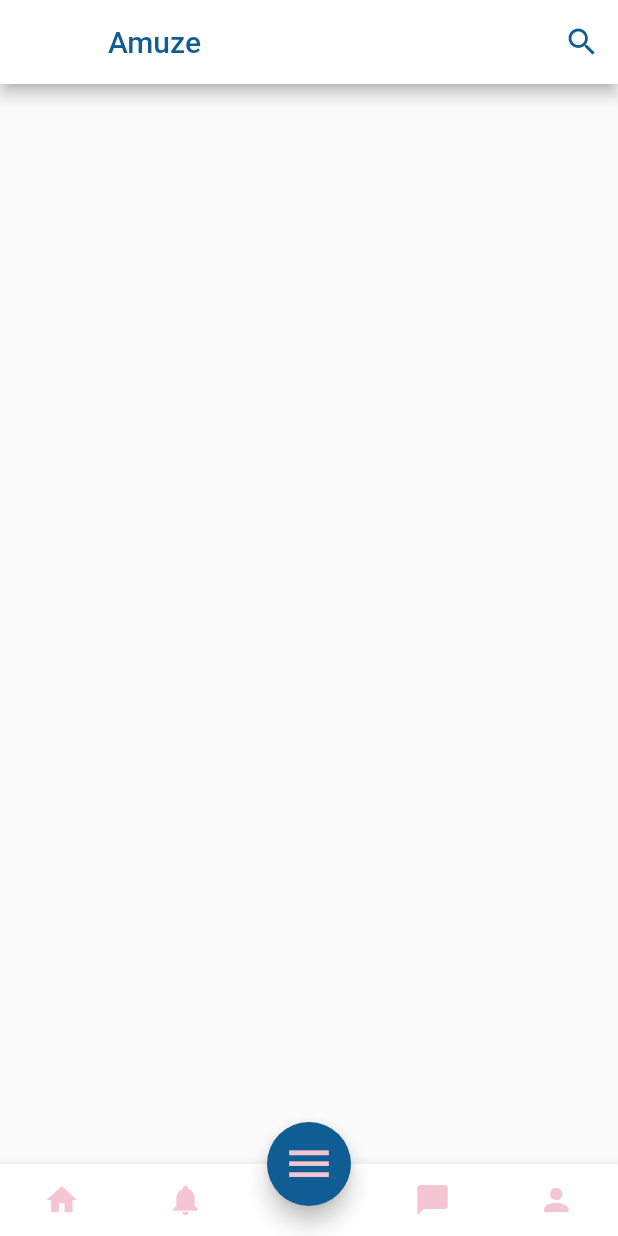
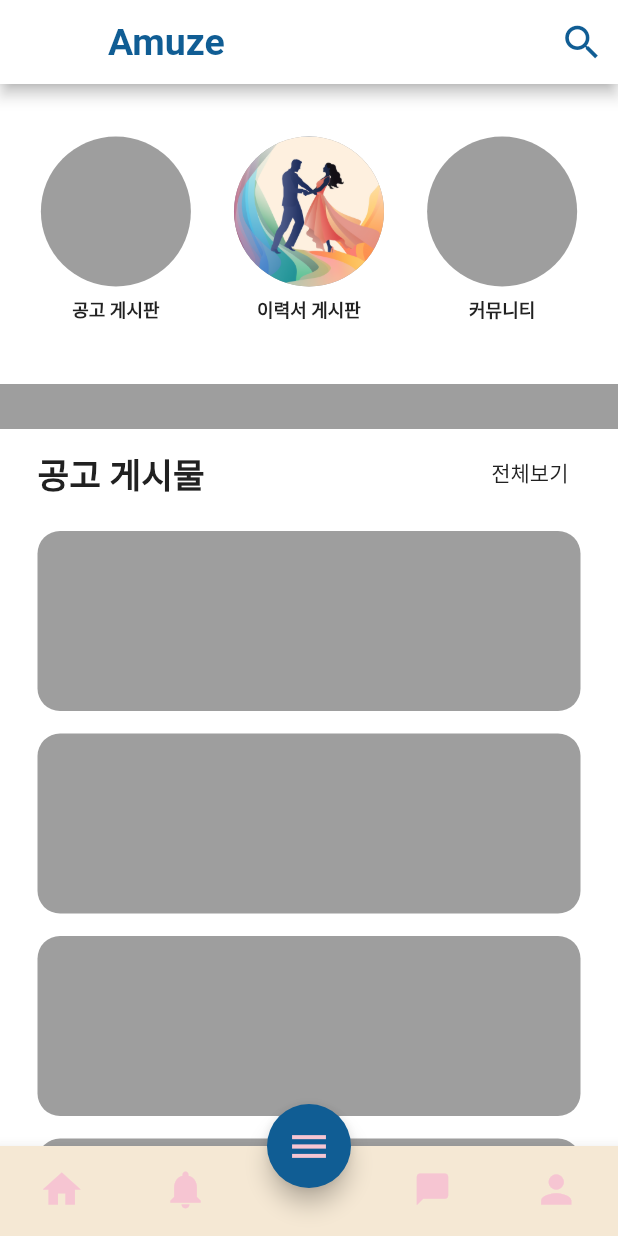
Before and after one commit to JeonHongShik/Amuze_Front, a Flutter app: the HomePage screen opened directly, on a phone screen of 412 x 824 dp. Run offline on Flutter 3.47's test engine with Material 2 defaults, Android fonts, the phone set to English and light mode, and no system bars; our stand-ins replace firebase_core, flutter_secure_storage, flutter_spinkit; missing offline and left inert: kakao_flutter_sdk; accounts and stored records are empty.

```diff
--- a/lib/gathercolors.dart
+++ b/lib/gathercolors.dart
@@ -18,6 +18,8 @@ class PrimaryColors {
 class SecondaryColors {
   //기본
   static const Color basic = Color(0xFFF6C5D2);
+  //테스트
+  static const Color test = Color(0xFFF6C5D2);
   //선택 시
   static const Color hover = Color(0xFFF7CAD6);
   //눌렀을 때
--- a/lib/homepage.dart
+++ b/lib/homepage.dart
@@ -1,78 +1,95 @@
 import 'package:amuze/gathercolors.dart';
+import 'package:amuze/pagelayout/chatbody.dart';
+import 'package:amuze/pagelayout/dummypage.dart';
+import 'package:amuze/pagelayout/homebody.dart';
+import 'package:amuze/pagelayout/mypage.dart';
+import 'package:amuze/pagelayout/notifybody.dart';
 import 'package:flutter/material.dart';
+import 'package:provider/provider.dart';
+
+class BottomNavigationProvider extends ChangeNotifier {
+  int _currentPage = 0;
+  int get currentPage => _currentPage;
+
+  setCurrentPage(int index) {
+    _currentPage = index;
+    notifyListeners();
+  }
+}
 
 class HomePage extends StatelessWidget {
-  const HomePage({super.key});
+  HomePage({super.key});
+  late BottomNavigationProvider _bottomNavigationProvider;
 
   @override
   Widget build(BuildContext context) {
+    _bottomNavigationProvider = Provider.of<BottomNavigationProvider>(context);
+
     return Scaffold(
       appBar: AppBar(
         backgroundColor: Colors.white,
         title: const Text(
           'Amuze',
-          style: TextStyle(color: PrimaryColors.basic),
+          style: TextStyle(
+              color: PrimaryColors.basic,
+              fontWeight: FontWeight.bold,
+              fontSize: 25),
         ),
         actions: [
           IconButton(
-              onPressed: () => {},
+              onPressed: () => Navigator.push(
+                  context,
+                  MaterialPageRoute(
+                    builder: (context) => const DummyPage(),
+                  )),
               icon: const Icon(
                 Icons.search,
+                size: 30,
                 color: PrimaryColors.basic,
               ))
         ],
       ),
-      body: const Center(),
-      bottomNavigationBar: BottomAppBar(
-        child: Row(
-          mainAxisAlignment: MainAxisAlignment.center,
-          children: <Widget>[
-            Expanded(
-              child: IconButton(
-                icon: const Icon(
-                  Icons.home,
-                  color: SecondaryColors.basic,
-                ),
-                onPressed: () => {},
-              ),
-            ),
-            Expanded(
-              child: IconButton(
-                icon: const Icon(
-                  Icons.notifications,
-                  color: SecondaryColors.basic,
-                ),
-                onPressed: () => {},
-              ),
-            ),
-            const Expanded(child: Text('')),
-            Expanded(
-              child: IconButton(
-                icon: const Icon(
-                  Icons.chat_bubble,
-                  color: SecondaryColors.basic,
-                ),
-                onPressed: () => {},
-              ),
-            ),
-            Expanded(
-              child: IconButton(
-                icon: const Icon(
-                  Icons.person,
-                  color: SecondaryColors.basic,
-                ),
-                onPressed: () => {},
-              ),
-            ),
-          ],
-        ),
+      body: const [
+        HomeBody(),
+        NotifyBody(),
+        SizedBox(), //가운데 비게 하기 위함.
+        ChatBody(),
+        MyPage(),
+      ].elementAt(_bottomNavigationProvider.currentPage),
+      bottomNavigationBar: BottomNavigationBar(
+        showSelectedLabels: false,
+        selectedItemColor: SecondaryColors.test,
+        showUnselectedLabels: false,
+        unselectedItemColor: SecondaryColors.test,
+        type: BottomNavigationBarType.fixed,
+        backgroundColor: TertiaryColors.basic,
+        items: const [
+          BottomNavigationBarItem(icon: Icon(Icons.home, size: 30), label: ''),
+          BottomNavigationBarItem(
+              icon: Icon(Icons.notifications, size: 30), label: ''),
+          BottomNavigationBarItem(
+              icon: InkWell(child: SizedBox.shrink()), label: ''),
+          BottomNavigationBarItem(
+              icon: Icon(Icons.chat_bubble, size: 25), label: ''),
+          BottomNavigationBarItem(icon: Icon(Icons.person, size: 30), label: '')
+        ],
+        currentIndex: _bottomNavigationProvider._currentPage,
+        onTap: (index) {
+          if (index == 2) {
+          } else if (index == 4) {
+            Navigator.push(context,
+                MaterialPageRoute(builder: (context) => const MyPage()));
+          } else {
+            _bottomNavigationProvider.setCurrentPage(index);
+          }
+        },
       ),
       floatingActionButton: FloatingActionButton(
         backgroundColor: PrimaryColors.basic,
         child: const Icon(
           Icons.menu,
-          size: 35,
-          color: SecondaryColors.basic,
+          size: 30,
+          color: SecondaryColors.test,
         ),
         onPressed: () => (),
       ),
--- /dev/null
+++ b/lib/pagelayout/homebody.dart
@@ -0,0 +1,245 @@
+import 'package:amuze/gathercolors.dart';
+import 'package:amuze/pagelayout/dummypage.dart';
+import 'package:flutter/material.dart';
+
+class HomeBody extends StatelessWidget {
+  const HomeBody({super.key});
+
+  @override
+  Widget build(BuildContext context) {
+    return Scaffold(
+      body: SingleChildScrollView(
+        child: Column(
+          children: [
+            Container(
+              //최상단 게시판 이동 버튼
+              height: 200,
+              width: MediaQuery.of(context).size.width,
+              color: Colors.white,
+              child: const Row(
+                mainAxisAlignment: MainAxisAlignment.center,
+                children: [
+                  TopBoardRowBlank(),
+                  TopBoard(
+                    label: '공고 게시판',
+                    imagePath: null,
+                  ),
+                  TopBoardRowBlank(),
+                  TopBoard(
+                    label: '이력서 게시판',
+                    imagePath: 'assets/images/이력서_게시판_이미지.png',
+                  ),
+                  TopBoardRowBlank(),
+                  TopBoard(
+                    label: '커뮤니티',
+                    imagePath: null,
+                  ),
+                  TopBoardRowBlank()
+                ],
+              ),
+            ),
+            const ColumnBlank(),
+            const Boards(title: '공고 게시물'),
+            const ColumnBlank(),
+            const Boards(title: '이력서 게시물'),
+            const ColumnBlank(),
+            const Boards(title: '커뮤니티'),
+          ],
+        ),
+      ),
+    );
+  }
+}
+
+//최상단 게시판 이동 버튼////////////////////////////////////////////////////////
+class TopBoard extends StatelessWidget {
+  final String label;
+  final String? imagePath;
+  const TopBoard({super.key, required this.label, required this.imagePath});
+
+  @override
+  Widget build(BuildContext context) {
+    return GestureDetector(
+      onTap: () {
+        if (label == '공고 게시판') {
+          Navigator.push(
+            context,
+            MaterialPageRoute(builder: (context) => const DummyPage()),
+          );
+        } else if (label == '이력서 게시판') {
+          Navigator.push(
+            context,
+            MaterialPageRoute(builder: (context) => const DummyPage()),
+          );
+        } else if (label == '커뮤니티') {
+          Navigator.push(
+            context,
+            MaterialPageRoute(builder: (context) => const DummyPage()),
+          );
+        }
+      },
+      child: Column(
+        mainAxisAlignment: MainAxisAlignment.center,
+        children: [
+          Container(
+            height: 100,
+            width: MediaQuery.of(context).size.width * 0.25,
+            decoration: BoxDecoration(
+              shape: BoxShape.circle,
+              image: imagePath != null
+                  ? DecorationImage(
+                      image: AssetImage(imagePath!), fit: BoxFit.cover)
+                  : null,
+              color: Colors.grey,
+            ),
+          ),
+          SizedBox(
+            height: 30,
+            width: MediaQuery.of(context).size.width * 0.25,
+            child: Center(
+              child: Text(
+                label,
+                style: const TextStyle(
+                    fontSize: 12,
+                    fontWeight: FontWeight.bold,
+                    color: TextColors.high),
+              ),
+            ),
+          )
+        ],
+      ),
+    );
+  }
+}
+
+class TopBoardRowBlank extends StatelessWidget {
+  const TopBoardRowBlank({super.key});
+
+  @override
+  Widget build(BuildContext context) {
+    return SizedBox(
+      width: MediaQuery.of(context).size.width * 0.0625,
+    );
+  }
+}
+////////////////////////////////////////////////////////////////////////////////
+
+//HomeBody 세로 여백////////////////////////////////////////////////////////////
+class ColumnBlank extends StatelessWidget {
+  const ColumnBlank({
+    super.key,
+  });
+
+  @override
+  Widget build(BuildContext context) {
+    return Container(
+      height: 30,
+      width: MediaQuery.of(context).size.width,
+      color: Colors.grey,
+    );
+  }
+}
+////////////////////////////////////////////////////////////////////////////////
+
+//게시판들//////////////////////////////////////////////////////////////////////
+class Boards extends StatelessWidget {
+  final String title;
+  const Boards({super.key, required this.title});
+
+  @override
+  Widget build(BuildContext context) {
+    return Container(
+      height: 760,
+      width: MediaQuery.of(context).size.width,
+      color: Colors.white,
+      padding: const EdgeInsets.fromLTRB(25, 5, 25, 5),
+      child: Column(
+        children: [
+          Row(
+            mainAxisAlignment: MainAxisAlignment.spaceBetween,
+            children: [
+              Text(
+                title,
+                style: const TextStyle(
+                    fontSize: 23,
+                    fontWeight: FontWeight.bold,
+                    color: TextColors.high),
+              ),
+              TextButton(
+                onPressed: () => {
+                  Navigator.push(
+                    context,
+                    MaterialPageRoute(builder: (context) => const DummyPage()),
+                  ),
+                },
+                child: const Text(
+                  '전체보기',
+                  style: TextStyle(color: TextColors.high),
+                ),
+              ),
+            ],
+          ),
+          const SizedBox(
+            height: 15,
+          ),
+          Container(
+            height: 120,
+            width: MediaQuery.of(context).size.width,
+            decoration: BoxDecoration(
+              borderRadius: BorderRadius.circular(15),
+              color: Colors.grey,
+            ),
+          ),
+          const SizedBox(
+            height: 15,
+          ),
+          Container(
+            height: 120,
+            width: MediaQuery.of(context).size.width,
+            decoration: BoxDecoration(
+              borderRadius: BorderRadius.circular(15),
+              color: Colors.grey,
+            ),
+          ),
+          const SizedBox(
+            height: 15,
+          ),
+          Container(
+            height: 120,
+            width: MediaQuery.of(context).size.width,
+            decoration: BoxDecoration(
+              borderRadius: BorderRadius.circular(15),
+              color: Colors.grey,
+            ),
+          ),
+          const SizedBox(
+            height: 15,
+          ),
+          Container(
+            height: 120,
+            width: MediaQuery.of(context).size.width,
+            decoration: BoxDecoration(
+              borderRadius: BorderRadius.circular(15),
+              color: Colors.grey,
+            ),
+          ),
+          const SizedBox(
+            height: 15,
+          ),
+          Container(
+            height: 120,
+            width: MediaQuery.of(context).size.width,
+            decoration: BoxDecoration(
+              borderRadius: BorderRadius.circular(15),
+              color: Colors.grey,
+            ),
+          ),
+          const SizedBox(
+            height: 10,
+          ),
+        ],
+      ),
+    );
+  }
+}
+////////////////////////////////////////////////////////////////////////////////
--- a/pubspec.yaml
+++ b/pubspec.yaml
@@ -77,7 +77,7 @@ flutter:
 
   # To add assets to your application, add an assets section, like this:
   assets:
-    - assets/images/kakao_login_large_wide.png
+    - assets/images/
 
   # An image asset can refer to one or more resolution-specific "variants", see
   # https://flutter.dev/assets-and-images/#resolution-aware
```
Also changed, not shown: lib/main.dart (+11 -2 lines), lib/pagelayout/chatbody.dart (added, +12 -0 lines), lib/pagelayout/dummypage.dart (added, +17 -0 lines), lib/pagelayout/mypage.dart (added, +131 -0 lines), lib/pagelayout/notifybody.dart (added, +12 -0 lines), assets/images/이력서_게시판_이미지.png (added), 1 other file.
